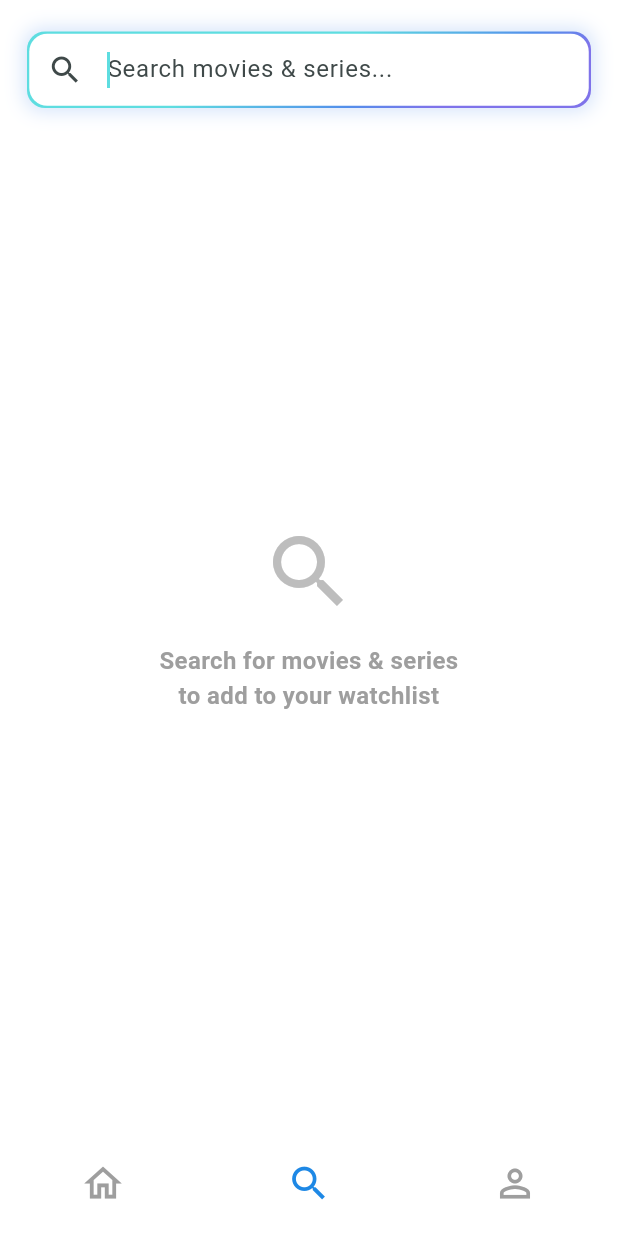
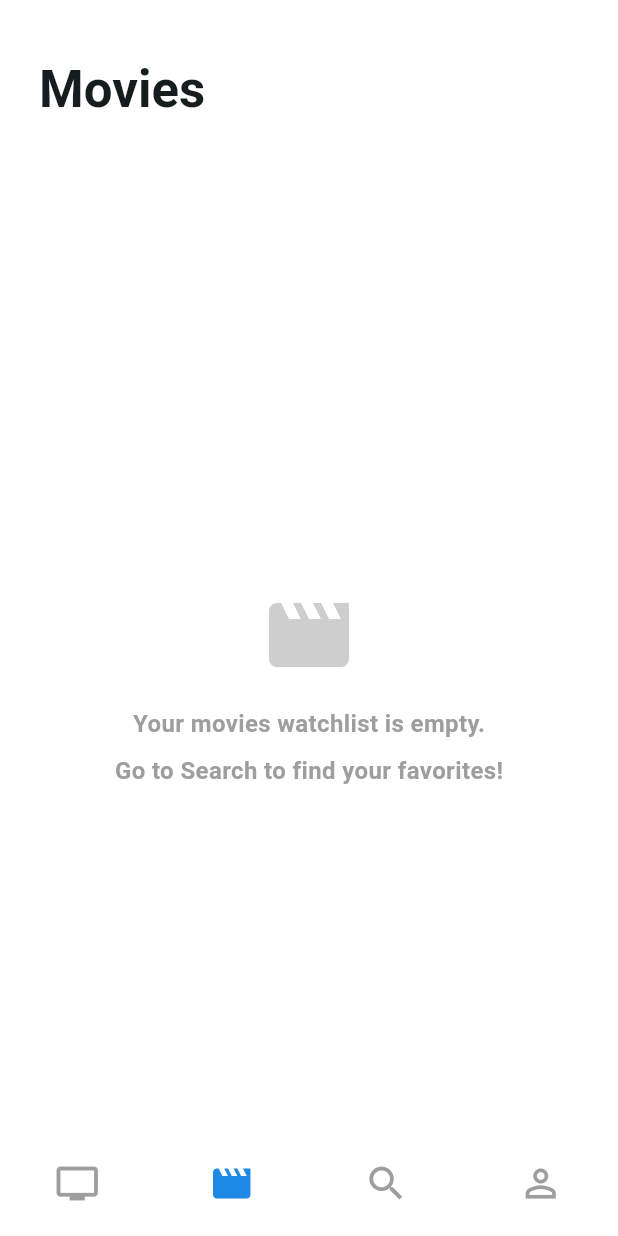
Before and after one commit to tamseg/watchlistgo, a Flutter app: the screen it shows after launch, swiped to page 2, on a phone screen of 412 x 824 dp. Run offline on Flutter 3.47's test engine with Material 3 defaults, Android fonts, the phone set to English and light mode, and no system bars; our stand-ins replace cached_network_image, cloud_firestore, connectivity_plus, firebase_auth, firebase_core, firebase_messaging and 8 more; missing offline and left inert: mcp_toolkit; accounts and stored records are empty.

Commit message:
UI: Split watchlist into Series and Movies pages

```diff
--- a/lib/screens/home_page.dart
+++ b/lib/screens/home_page.dart
@@ -1,11 +1,17 @@
+import 'dart:async';
 import 'dart:ui';
 import 'package:material_ui/material_ui.dart';
 import '../theme/app_theme.dart';
 import '../services/watchlist_repository.dart';
+import '../widgets/movie_card.dart';
+import '../widgets/series_card.dart';
 import 'watchlist_page.dart';
 import 'search_page.dart';
 import 'profile_page.dart';
 import '../theme/theme_controller.dart';
+
+const int _seriesPageIndex = 0;
+const int _searchPageIndex = 2;
 
 class HomePage extends StatefulWidget {
   final WatchlistRepository repository;
@@ -22,13 +28,19 @@ class HomePage extends StatefulWidget {
 }
 
 class _HomePageState extends State<HomePage> {
-  late PageController _pageController;
-  int _bottomNavIndex = 0;
+  late final PageController _pageController;
+
+  final ValueNotifier<int> _pageIndex = ValueNotifier(_seriesPageIndex);
+
+  bool _isTapAnimating = false;
+
   final GlobalKey<SearchPageState> _searchPageKey =
       GlobalKey<SearchPageState>();
 
   List<int> followedSeriesIds = [];
   List<int> followedMoviesIds = [];
+  late final StreamSubscription<Iterable<int>> _seriesSub;
+  late final StreamSubscription<Iterable<int>> _moviesSub;
 
   @override
   void initState() {
@@ -38,10 +50,10 @@ class _HomePageState extends State<HomePage> {
     followedSeriesIds = widget.repository.currentSeriesIds.toList();
     followedMoviesIds = widget.repository.currentMoviesIds.toList();
 
-    widget.repository.seriesStream.listen((ids) {
+    _seriesSub = widget.repository.seriesStream.listen((ids) {
       if (mounted) setState(() => followedSeriesIds = ids.toList());
     });
-    widget.repository.moviesStream.listen((ids) {
+    _moviesSub = widget.repository.moviesStream.listen((ids) {
       if (mounted) setState(() => followedMoviesIds = ids.toList());
     });
   }
@@ -54,8 +66,43 @@ class _HomePageState extends State<HomePage> {
 
   void _removeMovie(int id) => widget.repository.removeMovie(id);
 
+  void _onPageChanged(int index) {
+    if (!_isTapAnimating) _pageIndex.value = index;
+
+    if (index == _searchPageIndex) {
+      Future.delayed(const Duration(milliseconds: 400), () {
+        if (_pageIndex.value == _searchPageIndex) {
+          _searchPageKey.currentState?.requestSearchFocus();
+        }
+      });
+    } else {
+      _searchPageKey.currentState?.unfocusSearch();
+    }
+  }
+
+  Future<void> _onNavTap(int index) async {
+    if (index == _pageIndex.value) return;
+    _pageIndex.value = index;
+    _isTapAnimating = true;
+    try {
+      await _pageController.animateToPage(
+        index,
+        duration: const Duration(milliseconds: 300),
+        curve: Curves.easeInOut,
+      );
+    } finally {
+      _isTapAnimating = false;
+    }
+    if (mounted && _pageController.hasClients) {
+      _pageIndex.value = _pageController.page!.round();
+    }
+  }
+
   @override
   void dispose() {
+    _seriesSub.cancel();
+    _moviesSub.cancel();
+    _pageIndex.dispose();
     _pageController.dispose();
     super.dispose();
   }
@@ -66,37 +113,48 @@ class _HomePageState extends State<HomePage> {
       extendBody: true,
       body: PageView(
         controller: _pageController,
-        onPageChanged: (index) {
-          setState(() {
-            _bottomNavIndex = index;
-          });
-          if (index == 1) {
-            Future.delayed(const Duration(milliseconds: 400), () {
-              if (_bottomNavIndex == 1) {
-                _searchPageKey.currentState?.requestSearchFocus();
-              }
-            });
-          } else {
-            _searchPageKey.currentState?.unfocusSearch();
-          }
-        },
+        onPageChanged: _onPageChanged,
         children: [
-          WatchlistPage(
-            followedSeriesIds: followedSeriesIds,
-            followedMoviesIds: followedMoviesIds,
-            onRemoveSeries: _removeSeries,
-            onRemoveMovie: _removeMovie,
+          _KeepAlivePage(
+            child: WatchlistPage(
+              title: 'Series',
+              ids: followedSeriesIds,
+              emptyIcon: Icons.tv,
+              emptyLabel: 'series',
+              itemBuilder: (id) => SeriesCard(
+                key: ValueKey('series_$id'),
+                seriesId: id,
+                onRemove: () => _removeSeries(id),
               ),
-          SearchPage(
+            ),
+          ),
+          _KeepAlivePage(
+            child: WatchlistPage(
+              title: 'Movies',
+              ids: followedMoviesIds,
+              emptyIcon: Icons.movie,
+              emptyLabel: 'movies',
+              itemBuilder: (id) => MovieCard(
+                key: ValueKey('movie_$id'),
+                movieId: id,
+                onRemove: () => _removeMovie(id),
+              ),
+            ),
+          ),
+          _KeepAlivePage(
+            child: SearchPage(
               key: _searchPageKey,
               followedSeriesIds: followedSeriesIds,
               followedMoviesIds: followedMoviesIds,
               onAddSeries: _addSeries,
               onAddMovie: _addMovie,
             ),
-          ProfilePage(
+          ),
+          _KeepAlivePage(
+            child: ProfilePage(
               repository: widget.repository,
               themeController: widget.themeController,
+            ),
           ),
         ],
       ),
@@ -106,22 +164,16 @@ class _HomePageState extends State<HomePage> {
             sigmaX: AppTheme.glassBlurSigma,
             sigmaY: AppTheme.glassBlurSigma,
           ),
-          child: BottomNavigationBar(
+          child: ValueListenableBuilder<int>(
+            valueListenable: _pageIndex,
+            builder: (context, index, _) => BottomNavigationBar(
               backgroundColor: Colors.white.withValues(
                 alpha: AppTheme.glassOpacity,
               ),
               elevation: 0,
-            currentIndex: _bottomNavIndex,
-            onTap: (index) {
-              setState(() {
-                _bottomNavIndex = index;
-              });
-              _pageController.animateToPage(
-                index,
-                duration: const Duration(milliseconds: 300),
-                curve: Curves.easeInOut,
-              );
-            },
+              type: BottomNavigationBarType.fixed,
+              currentIndex: index,
+              onTap: _onNavTap,
               showSelectedLabels: false,
               showUnselectedLabels: false,
               iconSize: 30.0,
@@ -129,9 +181,14 @@ class _HomePageState extends State<HomePage> {
               unselectedItemColor: AppTheme.metaIconColor,
               items: const [
                 BottomNavigationBarItem(
-                icon: Icon(Icons.home_outlined),
-                activeIcon: Icon(Icons.home),
-                label: 'Home',
+                  icon: Icon(Icons.tv_outlined),
+                  activeIcon: Icon(Icons.tv),
+                  label: 'Series',
+                ),
+                BottomNavigationBarItem(
+                  icon: Icon(Icons.movie_outlined),
+                  activeIcon: Icon(Icons.movie),
+                  label: 'Movies',
                 ),
                 BottomNavigationBarItem(
                   icon: Icon(Icons.search_outlined),
@@ -147,6 +204,28 @@ class _HomePageState extends State<HomePage> {
             ),
           ),
         ),
+      ),
     );
   }
 }
+
+class _KeepAlivePage extends StatefulWidget {
+  final Widget child;
+
+  const _KeepAlivePage({required this.child});
+
+  @override
+  State<_KeepAlivePage> createState() => _KeepAlivePageState();
+}
+
+class _KeepAlivePageState extends State<_KeepAlivePage>
+    with AutomaticKeepAliveClientMixin {
+  @override
+  bool get wantKeepAlive => true;
+
+  @override
+  Widget build(BuildContext context) {
+    super.build(context);
+    return widget.child;
+  }
+}
--- a/lib/screens/watchlist_page.dart
+++ b/lib/screens/watchlist_page.dart
@@ -1,57 +1,41 @@
 import 'package:material_ui/material_ui.dart';
 import '../theme/app_theme.dart';
-import '../widgets/series_card.dart';
-import '../widgets/movie_card.dart';
-import '../widgets/gradient_pill_switch.dart';
 
-class WatchlistPage extends StatefulWidget {
-  final List<int> followedSeriesIds;
-  final List<int> followedMoviesIds;
-  final void Function(int id) onRemoveSeries;
-  final void Function(int id) onRemoveMovie;
+const double _expandedHeaderHeight = 92.0;
+const double _collapsedBarHeight = 44.0;
+const double _expandedTitleSize = 34.0;
+const double _collapsedTitleSize = 18.0;
+const double _titleBottomPadding = 11.0;
+
+class WatchlistPage extends StatelessWidget {
+  final String title;
+  final List<int> ids;
+  final IconData emptyIcon;
+  final String emptyLabel;
+  final Widget Function(int id) itemBuilder;
 
   const WatchlistPage({
-    required this.followedSeriesIds,
-    required this.followedMoviesIds,
-    required this.onRemoveSeries,
-    required this.onRemoveMovie,
+    required this.title,
+    required this.ids,
+    required this.emptyIcon,
+    required this.emptyLabel,
+    required this.itemBuilder,
     super.key,
   });
-  @override
-  State<WatchlistPage> createState() => _WatchlistPageState();
-}
 
-class _WatchlistPageState extends State<WatchlistPage>
-    with SingleTickerProviderStateMixin {
-  late TabController _tabController;
-
-  @override
-  void initState() {
-    super.initState();
-    _tabController = TabController(length: 2, vsync: this);
-  }
-
-  @override
-  void dispose() {
-    _tabController.dispose();
-    super.dispose();
-  }
-
-  Widget _buildEmptyState(String type) {
-    final IconData icon = type == 'Series' ? Icons.tv : Icons.movie;
-
+  Widget _buildEmptyState() {
     return Center(
       child: Column(
         mainAxisAlignment: MainAxisAlignment.center,
         children: [
           Icon(
-            icon,
+            emptyIcon,
             size: 64,
             color: AppTheme.metaIconColor.withValues(alpha: 0.5),
           ),
           const SizedBox(height: 16),
           Text(
-            'Your ${type.toLowerCase()} watchlist is empty.',
+            'Your $emptyLabel watchlist is empty.',
             style: const TextStyle(color: AppTheme.metaIconColor, fontSize: 16),
           ),
           const SizedBox(height: 8),
@@ -66,68 +50,51 @@ class _WatchlistPageState extends State<WatchlistPage>
 
   @override
   Widget build(BuildContext context) {
+    final pageColor = Theme.of(context).scaffoldBackgroundColor;
+
     return Scaffold(
-      extendBodyBehindAppBar: true,
       appBar: AppBar(
         toolbarHeight: 0,
-        backgroundColor: Colors.transparent,
+        backgroundColor: pageColor,
+        surfaceTintColor: Colors.transparent,
         elevation: 0,
-        flexibleSpace: AppTheme.buildFrostedGlassBackground(),
-        bottom: PreferredSize(
-          preferredSize: const Size.fromHeight(AppTheme.appBarBottomHeight),
-          child: Padding(
-            padding: AppTheme.appBarBottomPadding,
-            child: AnimatedBuilder(
-              animation: _tabController.animation!,
-              builder: (context, child) {
-                return GradientPillSwitch(
-                  animationValue: _tabController.animation!.value,
-                  onChanged: (isMovies) {
-                    _tabController.animateTo(isMovies ? 1 : 0);
-                  },
-                );
-              },
+        scrolledUnderElevation: 0,
+      ),
+      body: CustomScrollView(
+        slivers: [
+          SliverAppBar(
+            primary: false,
+            pinned: true,
+            expandedHeight: _expandedHeaderHeight,
+            toolbarHeight: _collapsedBarHeight,
+            automaticallyImplyLeading: false,
+            backgroundColor: pageColor,
+            surfaceTintColor: Colors.transparent,
+            elevation: 0,
+            scrolledUnderElevation: 0,
+            flexibleSpace: FlexibleSpaceBar(
+              centerTitle: false,
+              titlePadding: const EdgeInsetsDirectional.only(
+                start: 26.0,
+                bottom: _titleBottomPadding,
+              ),
+              expandedTitleScale: _expandedTitleSize / _collapsedTitleSize,
+              title: Text(
+                title,
+                style: const TextStyle(
+                  fontSize: _collapsedTitleSize,
+                  fontWeight: FontWeight.w700,
+                ),
+              ),
             ),
           ),
-        ),
-      ),
-      body: TabBarView(
-        controller: _tabController,
-        children: [
-          widget.followedSeriesIds.isEmpty
-              ? _buildEmptyState('Series')
-              : ListView(
-                  padding: const EdgeInsets.only(
-                    left: 14.0,
-                    right: 14.0,
-                    top: 130.0,
-                    bottom: 64.0,
-                  ),
-                  children: widget.followedSeriesIds.map((id) {
-                    return SeriesCard(
-                      key: ValueKey('series_$id'),
-                      seriesId: id,
-                      onRemove: () => widget.onRemoveSeries(id),
-                    );
-                  }).toList(),
-                ),
-          widget.followedMoviesIds.isEmpty
-              ? _buildEmptyState('Movies')
-              : ListView(
-                  padding: const EdgeInsets.only(
-                    left: 14.0,
-                    right: 14.0,
-                    top: 130.0,
-                    bottom: 64.0,
-                  ),
-                  children: widget.followedMoviesIds.map((id) {
-                    return MovieCard(
-                      key: ValueKey('movie_$id'),
-                      movieId: id,
-                      onRemove: () => widget.onRemoveMovie(id),
-                    );
-                  }).toList(),
-                ),
+          if (ids.isEmpty)
+            SliverFillRemaining(hasScrollBody: false, child: _buildEmptyState())
+          else
+            SliverPadding(
+              padding: const EdgeInsets.fromLTRB(14.0, 8.0, 14.0, 64.0),
+              sliver: SliverList.list(children: ids.map(itemBuilder).toList()),
+            ),
         ],
       ),
     );
```
Lines whose indentation alone changed are shown as unchanged.
